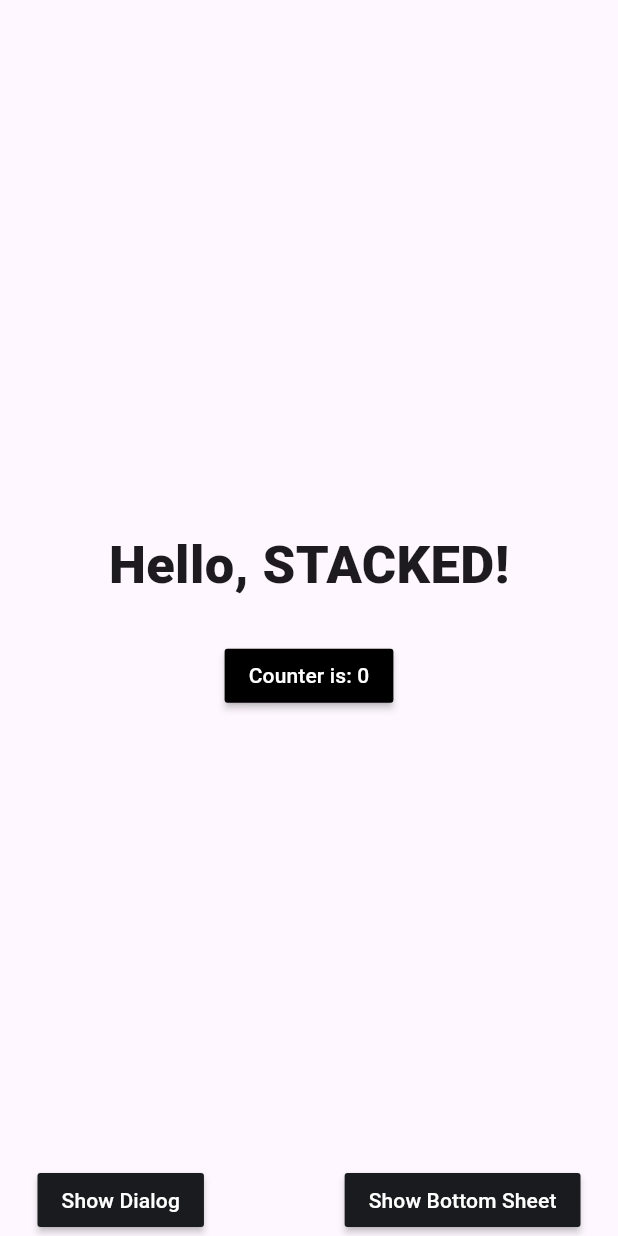
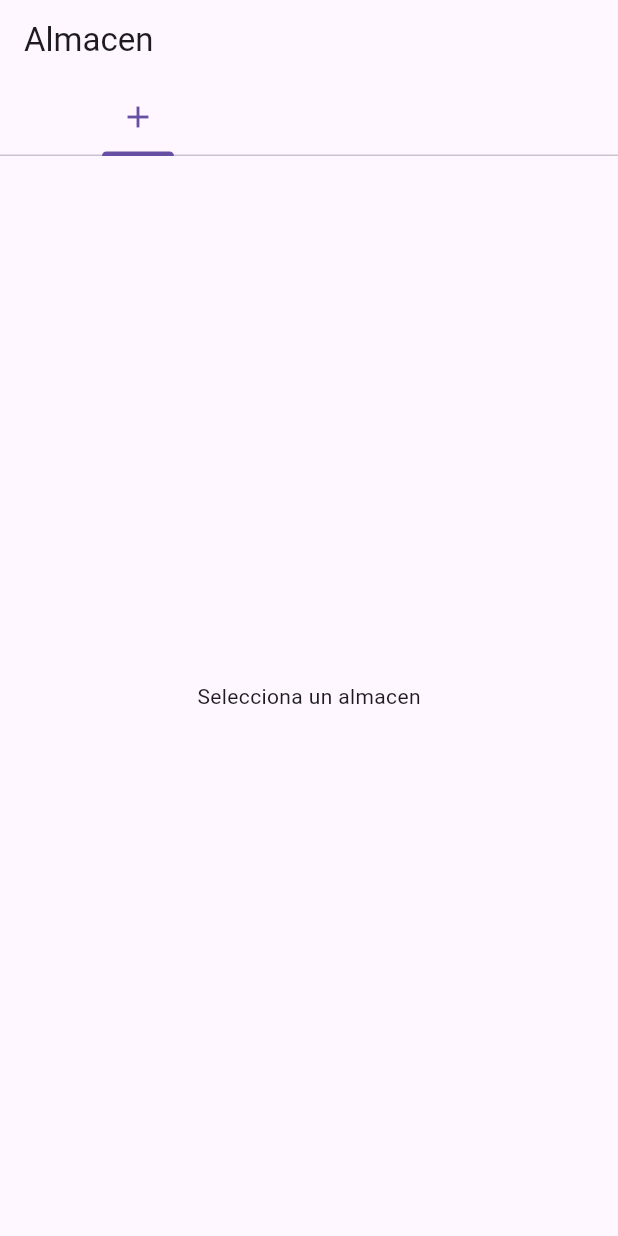
Before and after one commit to alvarolg2/Jar, a Flutter app: the screen it shows after launch, on a phone screen of 412 x 824 dp. Run offline on Flutter 3.47's test engine with Material 3 defaults, Android fonts, the phone set to English and light mode, and no system bars; our stand-ins replace sqflite, stacked, stacked_services, stacked_shared; accounts and stored records are empty.

Commit message:
added tabs

```diff
--- a/jar/lib/app/app.router.dart
+++ b/jar/lib/app/app.router.dart
@@ -38,7 +38,7 @@ class StackedRouter extends _i1.RouterBase {
   final _pagesMap = <Type, _i1.StackedRouteFactory>{
     _i2.HomeView: (data) {
       return _i4.MaterialPageRoute<dynamic>(
-        builder: (context) => const _i2.HomeView(),
+        builder: (context) => _i2.HomeView(),
         settings: data,
       );
     },
--- a/jar/lib/main.dart
+++ b/jar/lib/main.dart
@@ -4,12 +4,15 @@ import 'package:jar/app/app.dialogs.dart';
 import 'package:jar/app/app.locator.dart';
 import 'package:jar/app/app.router.dart';
 import 'package:stacked_services/stacked_services.dart';
+import 'helpers/database_helper.dart';
 
 Future<void> main() async {
   WidgetsFlutterBinding.ensureInitialized();
   await setupLocator();
   setupDialogUi();
   setupBottomSheetUi();
+  DatabaseHelper databaseHelper = DatabaseHelper.instance;
+  await databaseHelper.database;
   runApp(const MainApp());
 }
 
--- /dev/null
+++ b/jar/lib/models/warehouse.dart
@@ -0,0 +1,18 @@
+class Warehouse {
+  final int? id;
+  final String? address;
+  final String name;
+
+  Warehouse({this.id, this.address, required this.name});
+
+  factory Warehouse.fromMap(Map<String, dynamic> map) {
+    return Warehouse(id: map['id'], name: map['name'], address: map['address']);
+  }
+
+  Map<String, dynamic> toMap() {
+    return {
+      'location': address,
+      'name': name,
+    };
+  }
+}
--- a/jar/lib/ui/views/home/home_view.dart
+++ b/jar/lib/ui/views/home/home_view.dart
@@ -1,85 +1,141 @@
 import 'package:flutter/material.dart';
+import 'package:jar/models/warehouse.dart';
+import 'package:jar/ui/views/warehouse_detailed/warehouse_details_view.dart';
 import 'package:stacked/stacked.dart';
-import 'package:jar/ui/common/app_colors.dart';
-import 'package:jar/ui/common/ui_helpers.dart';
-
 import 'home_viewmodel.dart';
 
-class HomeView extends StackedView<HomeViewModel> {
-  const HomeView({Key? key}) : super(key: key);
+class HomeView extends StatelessWidget {
+  const HomeView({super.key});
 
   @override
-  Widget builder(
-    BuildContext context,
-    HomeViewModel viewModel,
-    Widget? child,
-  ) {
-    return Scaffold(
-      body: SafeArea(
-        child: Padding(
-          padding: const EdgeInsets.symmetric(horizontal: 25.0),
-          child: Center(
-            child: Column(
-              mainAxisSize: MainAxisSize.max,
-              mainAxisAlignment: MainAxisAlignment.spaceBetween,
+  Widget build(BuildContext context) {
+    return ViewModelBuilder<HomeViewModel>.reactive(
+      viewModelBuilder: () => HomeViewModel(),
+      builder: (context, model, child) => DefaultTabController(
+        length: model.warehouses.length + 1, // Número de tabs
+        child: Scaffold(
+          appBar: AppBar(
+            title: const Text('Almacen'),
+            bottom: PreferredSize(
+              preferredSize:
+                  const Size.fromHeight(48.0), // Altura estándar de un TabBar
+              child: Row(
                 children: [
-                verticalSpaceLarge,
-                Column(
-                  children: [
-                    const Text(
-                      'Hello, STACKED!',
-                      style: TextStyle(
-                        fontSize: 35,
-                        fontWeight: FontWeight.w900,
+                  Expanded(
+                    child: TabBar(
+                      isScrollable:
+                          true, // Permite desplazamiento si hay muchos elementos
+                      tabs: model.warehouses
+                          .map((warehouse) => _buildCustomTab(
+                                title: warehouse.name,
+                                onLongPress: () => _showWarehouseOptions(
+                                    context, model,
+                                    warehouse: warehouse),
+                              ))
+                          .toList()
+                        ..add(
+                          IconButton(
+                            icon: const Icon(Icons.add),
+                            onPressed: () =>
+                                _showWarehouseOptions(context, model),
                           ),
                         ),
-                    verticalSpaceMedium,
-                    MaterialButton(
-                      color: Colors.black,
-                      onPressed: viewModel.incrementCounter,
-                      child: Text(
-                        viewModel.counterLabel,
-                        style: const TextStyle(color: Colors.white),
                     ),
                   ),
                 ],
               ),
-                Row(
-                  mainAxisAlignment: MainAxisAlignment.spaceBetween,
-                  children: [
-                    MaterialButton(
-                      color: kcDarkGreyColor,
-                      onPressed: viewModel.showDialog,
-                      child: const Text(
-                        'Show Dialog',
-                        style: TextStyle(
-                          color: Colors.white,
             ),
           ),
-                    ),
-                    MaterialButton(
-                      color: kcDarkGreyColor,
-                      onPressed: viewModel.showBottomSheet,
-                      child: const Text(
-                        'Show Bottom Sheet',
-                        style: TextStyle(
-                          color: Colors.white,
-                        ),
-                      ),
-                    ),
-                  ],
-                )
-              ],
-            ),
-          ),
+          body: model.isBusy
+              ? const CircularProgressIndicator()
+              : model.selectedWarehouse == null
+                  ? const Center(child: Text('Selecciona un almacen'))
+                  : WarehouseDetailsView(warehouse: model.selectedWarehouse!),
         ),
       ),
     );
   }
+}
 
-  @override
-  HomeViewModel viewModelBuilder(
-    BuildContext context,
-  ) =>
-      HomeViewModel();
+void _createNewWarehouse(BuildContext context, HomeViewModel model) {
+  final TextEditingController controller = TextEditingController();
+
+  showDialog(
+    context: context,
+    builder: (context) {
+      return AlertDialog(
+        title: const Text('Añadir un nuevo almacen'),
+        content: TextField(
+          controller: controller,
+          decoration: const InputDecoration(hintText: "Nombre del almacen"),
+        ),
+        actions: <Widget>[
+          TextButton(
+            child: const Text('Cancelar'),
+            onPressed: () => Navigator.of(context).pop(),
+          ),
+          TextButton(
+            child: const Text('Añadir'),
+            onPressed: () {
+              model.addWarehouse(controller.text);
+              Navigator.of(context).pop();
+            },
+          ),
+        ],
+      );
+    },
+  );
 }
+
+Widget _buildCustomTab(
+    {required String title, required VoidCallback onLongPress}) {
+  return InkWell(
+    onLongPress: onLongPress,
+    child: Tab(text: title),
+  );
+}
+
+void _showWarehouseOptions(BuildContext context, HomeViewModel model,
+    {Warehouse? warehouse}) {
+  final TextEditingController controller =
+      TextEditingController(text: warehouse?.name);
+
+  showDialog(
+    context: context,
+    builder: (context) {
+      return AlertDialog(
+        title: Text(warehouse == null ? 'Añadir almacen' : 'Editar almacen'),
+        content: TextField(
+          controller: controller,
+          decoration: const InputDecoration(hintText: "Nombre almacen"),
+        ),
+        actions: <Widget>[
+          TextButton(
+            child: const Text('Cancelar'),
+            onPressed: () => Navigator.of(context).pop(),
+          ),
+          if (warehouse != null)
+            TextButton(
+              child: const Text('Borrar'),
+              onPressed: () {
+                model.deleteWarehouse(warehouse);
+                Navigator.of(context).pop();
+              },
+            ),
+          TextButton(
+            child: Text(warehouse == null ? 'Añadir' : 'Guardar'),
+            onPressed: () {
+              final name = controller.text;
+              if (warehouse == null) {
+                model.addWarehouse(name);
+              } else {
+                model.updateWarehouseName(warehouse.id!, name);
+              }
+              Navigator.of(context).pop();
+            },
+          ),
+        ],
+      );
+    },
+  );
+}
--- a/jar/pubspec.yaml
+++ b/jar/pubspec.yaml
@@ -9,6 +9,8 @@ environment:
 dependencies:
   flutter:
     sdk: flutter
+  path_provider: ^2.1.2
+  sqflite: ^2.3.2 # https://pub.dev/packages/sqflite
   stacked: ^3.4.0
   stacked_services: ^1.1.0
 
--- a/jar/stacked.json
+++ b/jar/stacked.json
@@ -1,7 +1,7 @@
 {
     "bottom_sheets_path": "ui/bottom_sheets",
     "dialogs_path": "ui/dialogs",
-    "line_length": 80,
+    "line_length": 800000,
     "locator_name": "locator",
     "prefer_web": false,
     "register_mocks_function": "registerServices",
```
Also changed, not shown: jar/lib/helpers/database_helper.dart (added, +149 -0 lines), jar/lib/models/batch.dart (added, +15 -0 lines), jar/lib/models/jar.dart (added, +13 -0 lines), jar/lib/models/pallet.dart (added, +15 -0 lines), jar/lib/models/received.dart (added, +17 -0 lines), jar/lib/models/travel.dart (added, +24 -0 lines), jar/lib/models/user.dart (added, +15 -0 lines), jar/lib/ui/views/home/home_viewmodel.dart (+36 -27 lines), jar/lib/ui/views/warehouse_detailed/warehouse_details_view.dart (added, +57 -0 lines), jar/pubspec.lock, 1 other file. Lines whose indentation alone changed are shown as unchanged.
